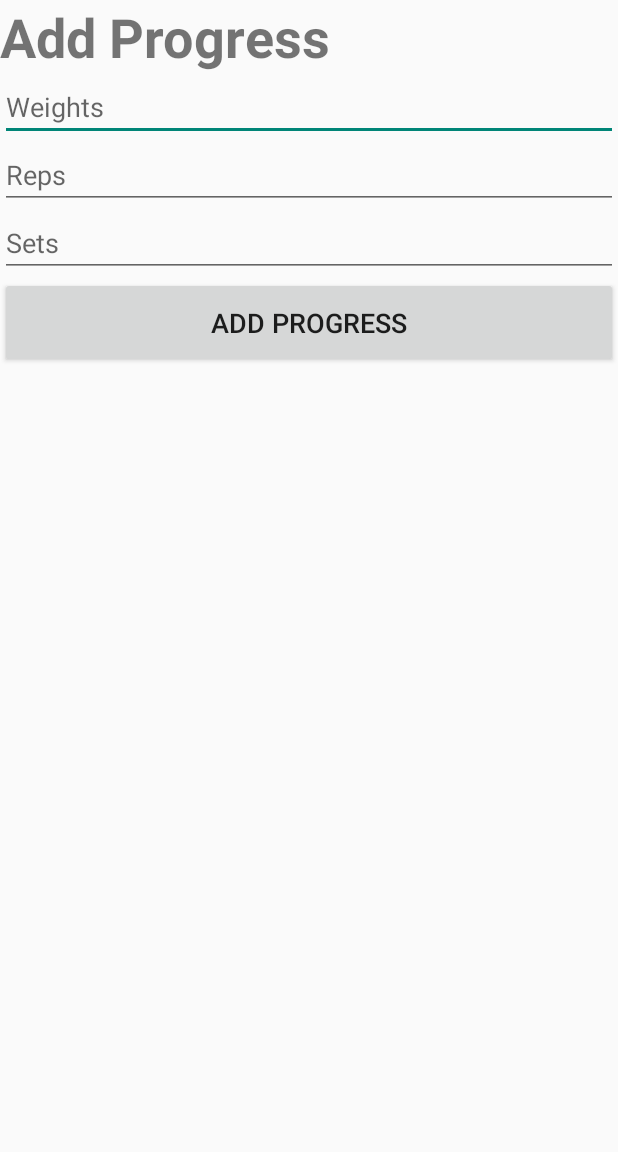
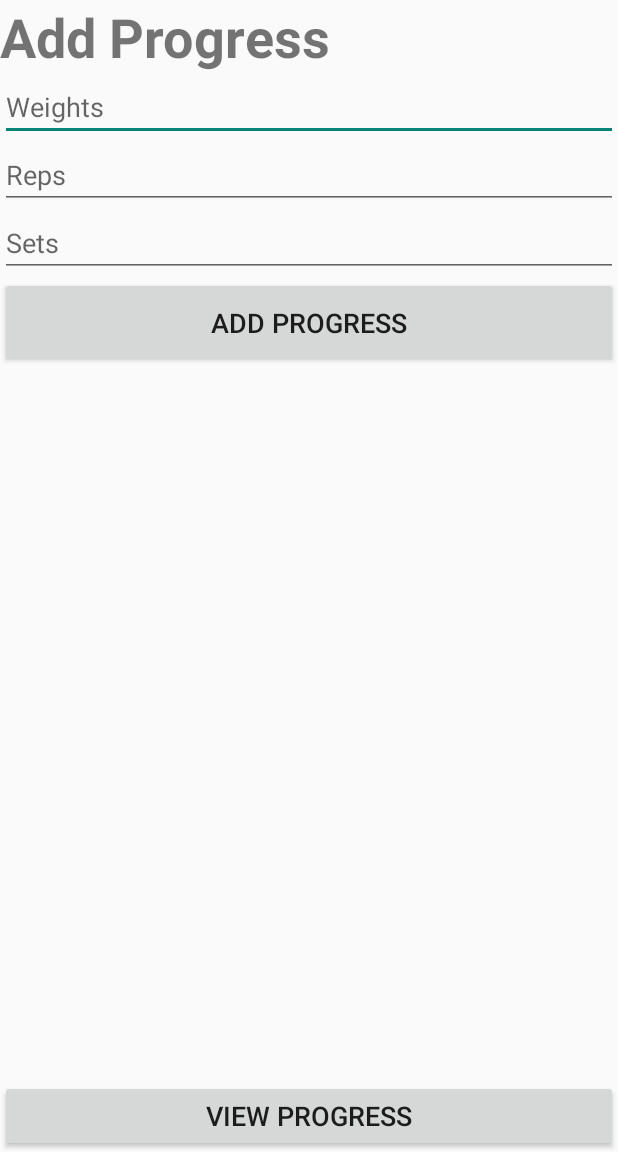
Before and after one commit to sbs61/pigs, an Android app: the ProgressActivity screen opened directly, with no data from a screen before it, on a phone screen of 412 x 824 dp, the part 84-1236 px from its top. Run offline under Robolectric (Android 15) with nearby library versions, the phone set to English and light mode, and no system bars.

Commit message:
view progress takki

```diff
--- a/app/src/main/java/com/example/pigs/activities/progress/ProgressActivity.java
+++ b/app/src/main/java/com/example/pigs/activities/progress/ProgressActivity.java
@@ -83,6 +83,11 @@ public class ProgressActivity extends AppCompatActivity {
         task.execute();
     }
 
+    public void goToViewProgress(View button){
+        Intent i = new Intent(ProgressActivity.this, GraphActivity.class);
+        startActivity(i);
+    }
+
     @Override
     public boolean onOptionsItemSelected(MenuItem item) {
         switch (item.getItemId()) {
--- a/app/src/main/res/layout/activity_progress.xml
+++ b/app/src/main/res/layout/activity_progress.xml
@@ -74,6 +74,21 @@
             android:text="@string/addProgress"
             android:textSize="18sp" />
 
+        <LinearLayout
+            android:layout_width="match_parent"
+            android:layout_height="match_parent"
+            android:gravity="bottom"
+            android:orientation="vertical">
+
+            <Button
+                android:id="@+id/viewProgress"
+                android:layout_width="match_parent"
+                android:layout_height="wrap_content"
+                android:onClick="goToViewProgress"
+                android:text="View Progress"
+                android:textSize="18sp" />
+        </LinearLayout>
+
     </LinearLayout>
 
     <!-- Container for contents of drawer - use NavigationView to make configuration easier -->
```
